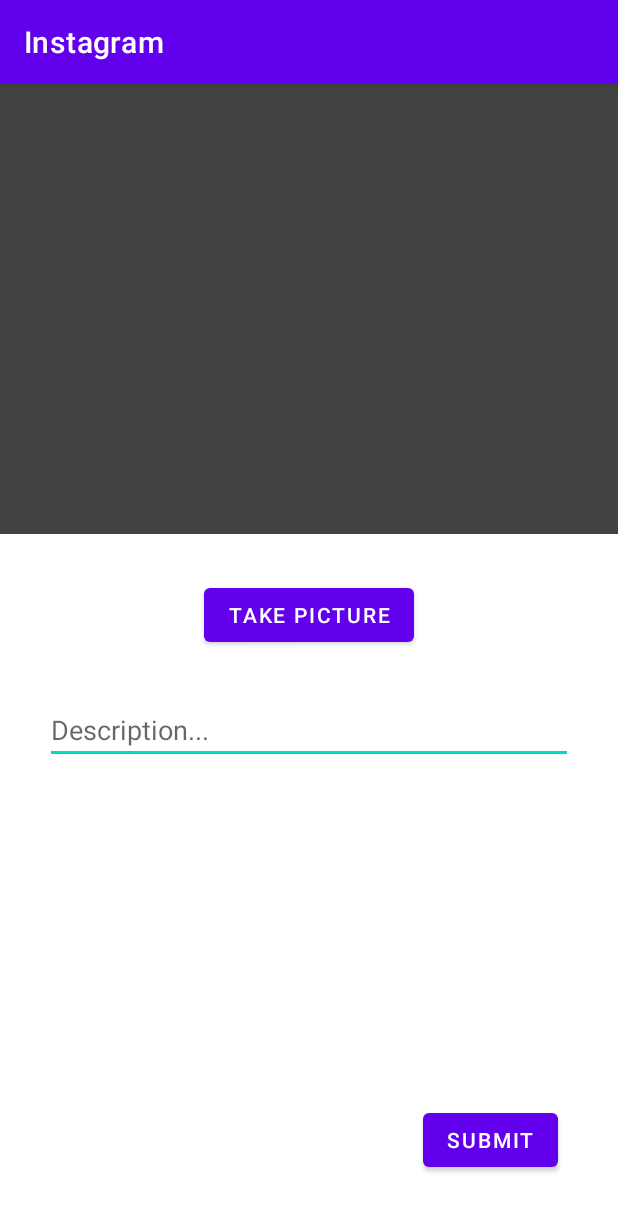
After one commit to darrylkid/Instagram, an Android app: the Post screen opened directly, with no data from a screen before it, on a phone screen of 412 x 824 dp. The commit adds this screen. Shown: the top 1211 px of the screen. Run offline under Robolectric (Android 15) with nearby library versions, the phone set to English and light mode, and no system bars.

Commit message:
Add button, intent, and layout for creating a new post.

```diff
--- a/app/src/main/AndroidManifest.xml
+++ b/app/src/main/AndroidManifest.xml
@@ -13,7 +13,8 @@
         android:roundIcon="@mipmap/instagram_icon_round"
         android:supportsRtl="true"
         android:theme="@style/Theme.Instagram">
-        <activity android:name=".MainActivity"></activity>
+        <activity android:name=".Post"></activity>
+        <activity android:name=".MainActivity" />
         <activity android:name=".LoginActivity">
             <intent-filter>
                 <action android:name="android.intent.action.MAIN" />
--- /dev/null
+++ b/app/src/main/java/com/codepath/instagram/Post.java
@@ -0,0 +1,16 @@
+package com.codepath.instagram;
+
+import androidx.appcompat.app.AppCompatActivity;
+
+import android.os.Bundle;
+
+public class Post extends AppCompatActivity {
+
+    @Override
+    protected void onCreate(Bundle savedInstanceState) {
+        super.onCreate(savedInstanceState);
+        setContentView(R.layout.activity_post);
+    }
+
+
+}
--- /dev/null
+++ b/app/src/main/res/layout/activity_post.xml
@@ -0,0 +1,45 @@
+<?xml version="1.0" encoding="utf-8"?>
+<RelativeLayout xmlns:android="http://schemas.android.com/apk/res/android"
+    xmlns:app="http://schemas.android.com/apk/res-auto"
+    xmlns:tools="http://schemas.android.com/tools"
+    android:layout_width="match_parent"
+    android:layout_height="match_parent"
+    tools:context=".Post">
+
+    <ImageButton
+        android:id="@+id/ivImagePost"
+        android:layout_width="match_parent"
+        android:layout_height="300dp"
+        android:background="@color/cardview_dark_background" />
+
+    <Button
+        android:id="@+id/btnTakePicture"
+        android:layout_width="wrap_content"
+        android:layout_height="wrap_content"
+        android:layout_below="@id/ivImagePost"
+        android:layout_centerHorizontal="true"
+        android:layout_marginTop="30dp"
+        android:text="@string/btnTakePicture"/>
+
+    <EditText
+        android:id="@+id/etDescription"
+        android:layout_width="match_parent"
+        android:layout_height="wrap_content"
+        android:layout_below="@id/btnTakePicture"
+        android:layout_centerHorizontal="true"
+        android:layout_marginTop="30dp"
+        android:layout_marginStart="30dp"
+        android:layout_marginEnd="30dp"
+        android:inputType="textMultiLine"
+        android:hint="@string/description"/>
+
+    <Button
+        android:id="@+id/btnSubmitPost"
+        android:layout_width="wrap_content"
+        android:layout_height="wrap_content"
+        android:text="@string/btnSubmit"
+        android:layout_alignParentEnd="true"
+        android:layout_alignParentBottom="true"
+        android:layout_margin="40dp" />
+
+</RelativeLayout>
--- a/app/src/main/res/values/strings.xml
+++ b/app/src/main/res/values/strings.xml
@@ -4,4 +4,8 @@
     <string name="login_password">password</string>
     <string name="login">LOGIN</string>
     <string name="btnLogout">LOGOUT</string>
+    <string name="btnSubmit">SUBMIT</string>
+    <string name="btnTakePicture">TAKE PICTURE</string>
+    <string name="post">CREATE POST</string>
+    <string name="description">Description...</string>
 </resources>
```
Also changed, not shown: app/src/main/java/com/codepath/instagram/MainActivity.java (+22 -2 lines), app/src/main/res/layout/activity_main.xml (+10 -0 lines).
